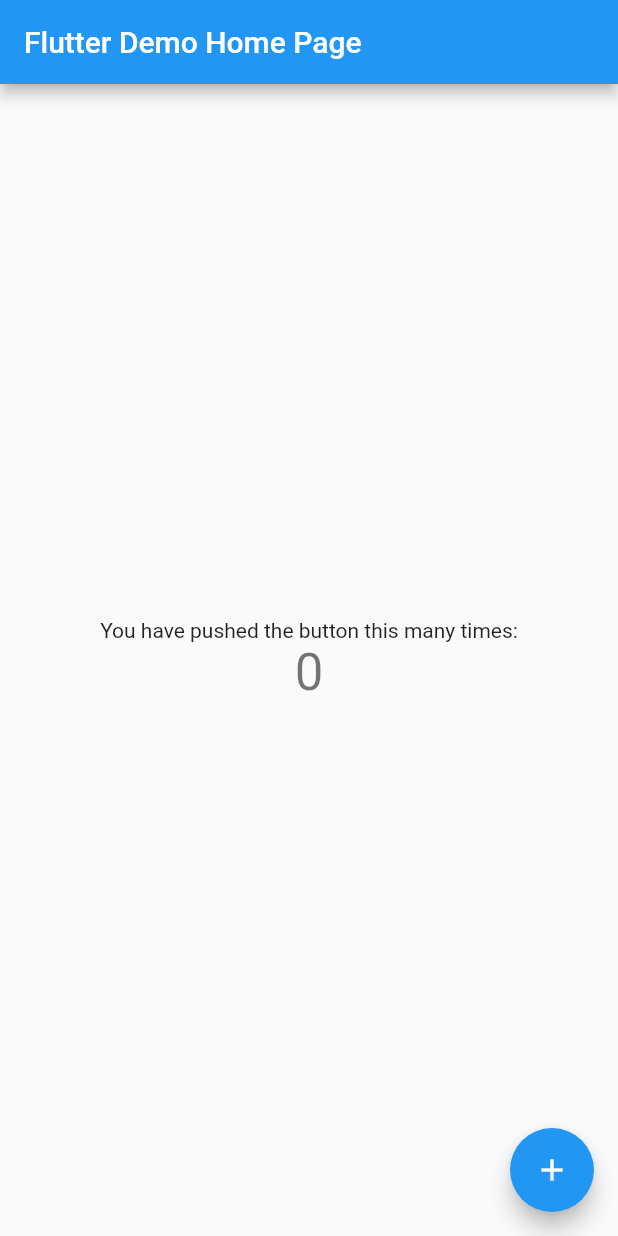
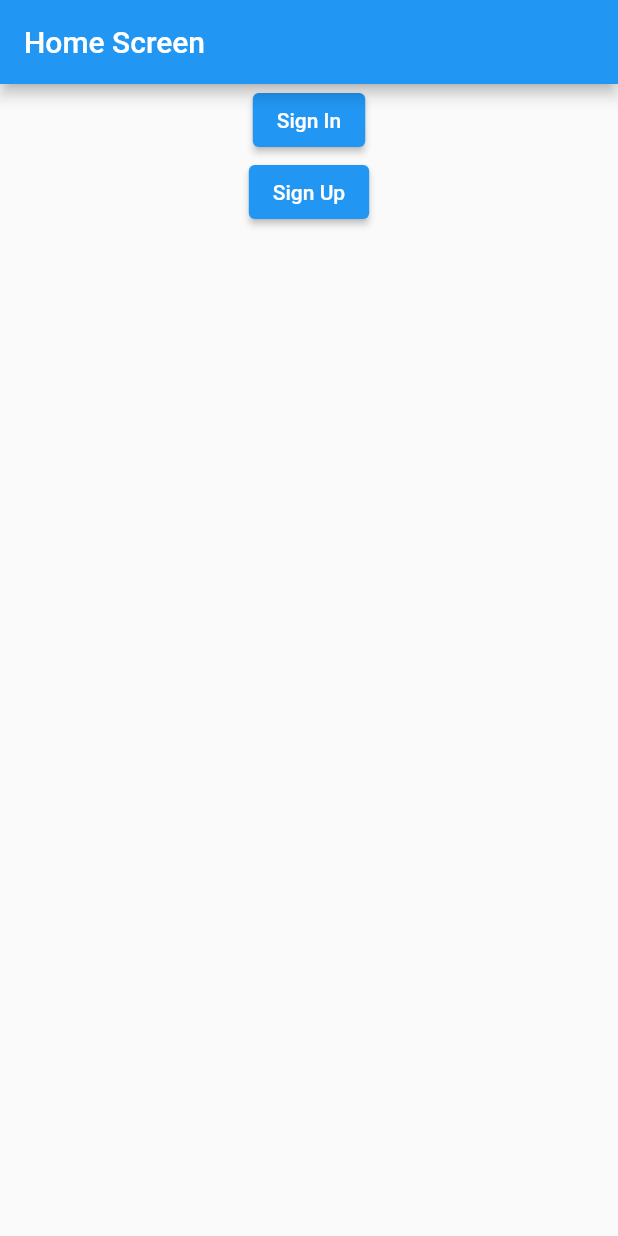
Before and after one commit to nikalumoglich/avm, a Flutter app: the screen it shows after launch, on a phone screen of 412 x 824 dp. Run offline on Flutter 3.47's test engine with Material 2 defaults, Android fonts, the phone set to English and light mode, and no system bars; generated files the repository leaves out were written again.

Commit message:
Creating SignIn and SignUp screens for app

```diff
--- /dev/null
+++ b/frontend/avm/lib/Screens/HomeScreen.dart
@@ -0,0 +1,41 @@
+import 'package:flutter/material.dart';
+import 'package:avm/Screens/SignUpScreen.dart';
+import 'package:avm/Screens/SignInScreen.dart';
+
+class HomeScreen extends StatelessWidget {
+  const HomeScreen({super.key});
+
+  @override
+  Widget build(BuildContext context) {
+    return Scaffold(
+      appBar: AppBar(
+        title: const Text('Home Screen'),
+      ),
+      body: Center(
+        child: Column(
+          crossAxisAlignment: CrossAxisAlignment.center,
+          children: [
+            ElevatedButton(
+              child: const Text('Sign In'),
+              onPressed: () {
+                Navigator.push(
+                  context,
+                  MaterialPageRoute(builder: (context) => const SignInScreen()),
+                );
+              },
+            ),
+            ElevatedButton(
+              child: const Text('Sign Up'),
+              onPressed: () {
+                Navigator.push(
+                  context,
+                  MaterialPageRoute(builder: (context) => const SignUpScreen()),
+                );
+              },
+            ),
+          ],
+        )
+      ),
+    );
+  }
+}
--- a/frontend/avm/lib/main.dart
+++ b/frontend/avm/lib/main.dart
@@ -1,115 +1,9 @@
 import 'package:flutter/material.dart';
+import 'Screens/HomeScreen.dart';
 
 void main() {
-  runApp(const MyApp());
+  runApp(const MaterialApp(
+    title: 'AVM',
+    home: HomeScreen(),
+  ));
 }
-
-class MyApp extends StatelessWidget {
-  const MyApp({super.key});
-
-  // This widget is the root of your application.
-  @override
-  Widget build(BuildContext context) {
-    return MaterialApp(
-      title: 'Flutter Demo',
-      theme: ThemeData(
-        // This is the theme of your application.
-        //
-        // Try running your application with "flutter run". You'll see the
-        // application has a blue toolbar. Then, without quitting the app, try
-        // changing the primarySwatch below to Colors.green and then invoke
-        // "hot reload" (press "r" in the console where you ran "flutter run",
-        // or simply save your changes to "hot reload" in a Flutter IDE).
-        // Notice that the counter didn't reset back to zero; the application
-        // is not restarted.
-        primarySwatch: Colors.blue,
-      ),
-      home: const MyHomePage(title: 'Flutter Demo Home Page'),
-    );
-  }
-}
-
-class MyHomePage extends StatefulWidget {
-  const MyHomePage({super.key, required this.title});
-
-  // This widget is the home page of your application. It is stateful, meaning
-  // that it has a State object (defined below) that contains fields that affect
-  // how it looks.
-
-  // This class is the configuration for the state. It holds the values (in this
-  // case the title) provided by the parent (in this case the App widget) and
-  // used by the build method of the State. Fields in a Widget subclass are
-  // always marked "final".
-
-  final String title;
-
-  @override
-  State<MyHomePage> createState() => _MyHomePageState();
-}
-
-class _MyHomePageState extends State<MyHomePage> {
-  int _counter = 0;
-
-  void _incrementCounter() {
-    setState(() {
-      // This call to setState tells the Flutter framework that something has
-      // changed in this State, which causes it to rerun the build method below
-      // so that the display can reflect the updated values. If we changed
-      // _counter without calling setState(), then the build method would not be
-      // called again, and so nothing would appear to happen.
-      _counter++;
-    });
-  }
-
-  @override
-  Widget build(BuildContext context) {
-    // This method is rerun every time setState is called, for instance as done
-    // by the _incrementCounter method above.
-    //
-    // The Flutter framework has been optimized to make rerunning build methods
-    // fast, so that you can just rebuild anything that needs updating rather
-    // than having to individually change instances of widgets.
-    return Scaffold(
-      appBar: AppBar(
-        // Here we take the value from the MyHomePage object that was created by
-        // the App.build method, and use it to set our appbar title.
-        title: Text(widget.title),
-      ),
-      body: Center(
-        // Center is a layout widget. It takes a single child and positions it
-        // in the middle of the parent.
-        child: Column(
-          // Column is also a layout widget. It takes a list of children and
-          // arranges them vertically. By default, it sizes itself to fit its
-          // children horizontally, and tries to be as tall as its parent.
-          //
-          // Invoke "debug painting" (press "p" in the console, choose the
-          // "Toggle Debug Paint" action from the Flutter Inspector in Android
-          // Studio, or the "Toggle Debug Paint" command in Visual Studio Code)
-          // to see the wireframe for each widget.
-          //
-          // Column has various properties to control how it sizes itself and
-          // how it positions its children. Here we use mainAxisAlignment to
-          // center the children vertically; the main axis here is the vertical
-          // axis because Columns are vertical (the cross axis would be
-          // horizontal).
-          mainAxisAlignment: MainAxisAlignment.center,
-          children: <Widget>[
-            const Text(
-              'You have pushed the button this many times:',
-            ),
-            Text(
-              '$_counter',
-              style: Theme.of(context).textTheme.headlineMedium,
-            ),
-          ],
-        ),
-      ),
-      floatingActionButton: FloatingActionButton(
-        onPressed: _incrementCounter,
-        tooltip: 'Increment',
-        child: const Icon(Icons.add),
-      ), // This trailing comma makes auto-formatting nicer for build methods.
-    );
-  }
-}
--- a/frontend/avm/pubspec.yaml
+++ b/frontend/avm/pubspec.yaml
@@ -30,6 +30,7 @@ environment:
 dependencies:
   flutter:
     sdk: flutter
+  json_annotation: ^4.8.0
 
 
   # The following adds the Cupertino Icons font to your application.
@@ -46,6 +47,8 @@ dev_dependencies:
   # package. See that file for information about deactivating specific lint
   # rules and activating additional ones.
   flutter_lints: ^2.0.0
+  build_runner: ^2.3.3
+  json_serializable: ^6.6.1
 
 # For information on the generic Dart part of this file, see the
 # following page: https://dart.dev/tools/pub/pubspec
```
Also changed, not shown: frontend/avm/lib/Http/Dto/SignUpDto.dart (added, +16 -0 lines), frontend/avm/lib/Screens/SignInScreen.dart (added, +25 -0 lines), frontend/avm/lib/Screens/SignUpScreen.dart (added, +64 -0 lines), frontend/avm/pubspec.lock, 1 other file.
